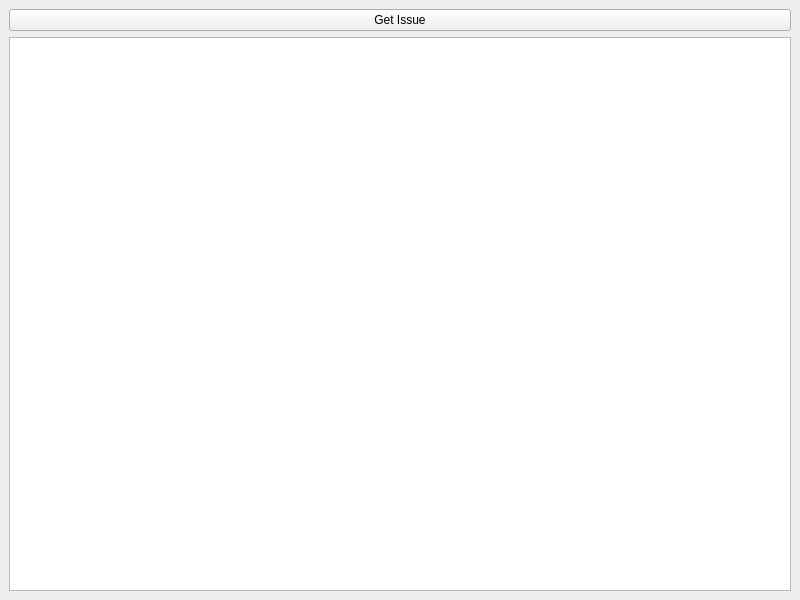
Qt form RedminePlugin/mainwindow.ui (babak-ab/RedminePlugin) before a commit.
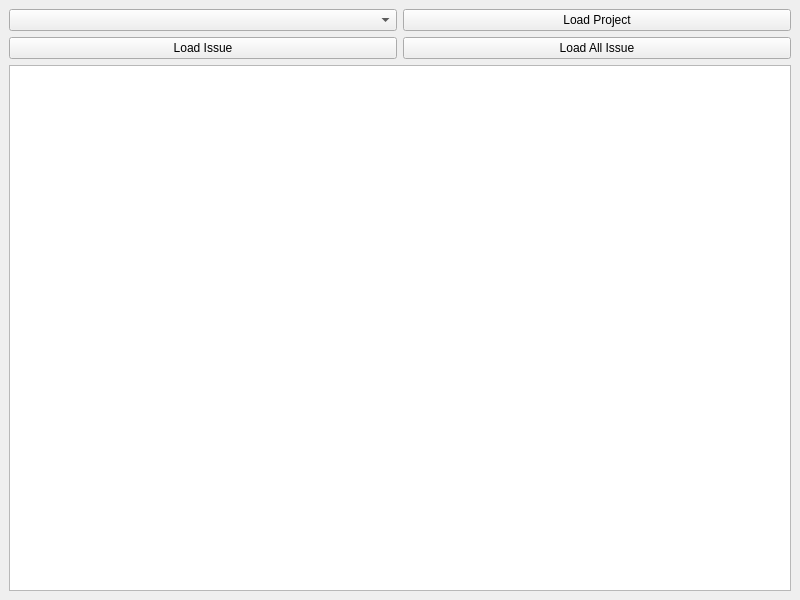
The same form after that commit.

Diff of the .ui file:
```diff
--- a/RedminePlugin/mainwindow.ui
+++ b/RedminePlugin/mainwindow.ui
@@ -14,17 +14,34 @@
    <string>MainWindow</string>
   </property>
   <widget class="QWidget" name="centralwidget">
-   <layout class="QVBoxLayout" name="verticalLayout">
-    <item>
+   <layout class="QGridLayout" name="gridLayout">
+    <item row="2" column="0">
      <widget class="QPushButton" name="pushButton_issue">
       <property name="text">
-       <string>Get Issue</string>
+       <string>Load Issue</string>
       </property>
      </widget>
     </item>
-    <item>
+    <item row="0" column="0">
+     <widget class="QComboBox" name="comboBox_project"/>
+    </item>
+    <item row="4" column="0" colspan="2">
      <widget class="QTableView" name="tableView"/>
     </item>
+    <item row="0" column="1">
+     <widget class="QPushButton" name="pushButton_project">
+      <property name="text">
+       <string>Load Project</string>
+      </property>
+     </widget>
+    </item>
+    <item row="2" column="1">
+     <widget class="QPushButton" name="pushButton_loadAllIssue">
+      <property name="text">
+       <string>Load All Issue</string>
+      </property>
+     </widget>
+    </item>
    </layout>
   </widget>
  </widget>
```
